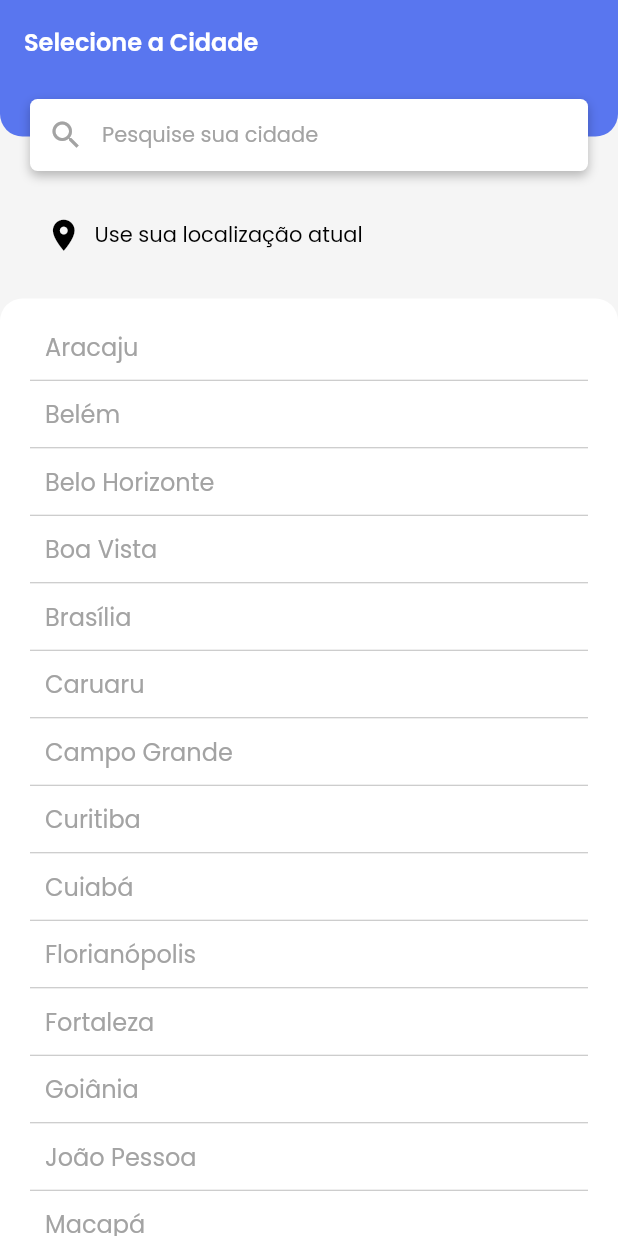
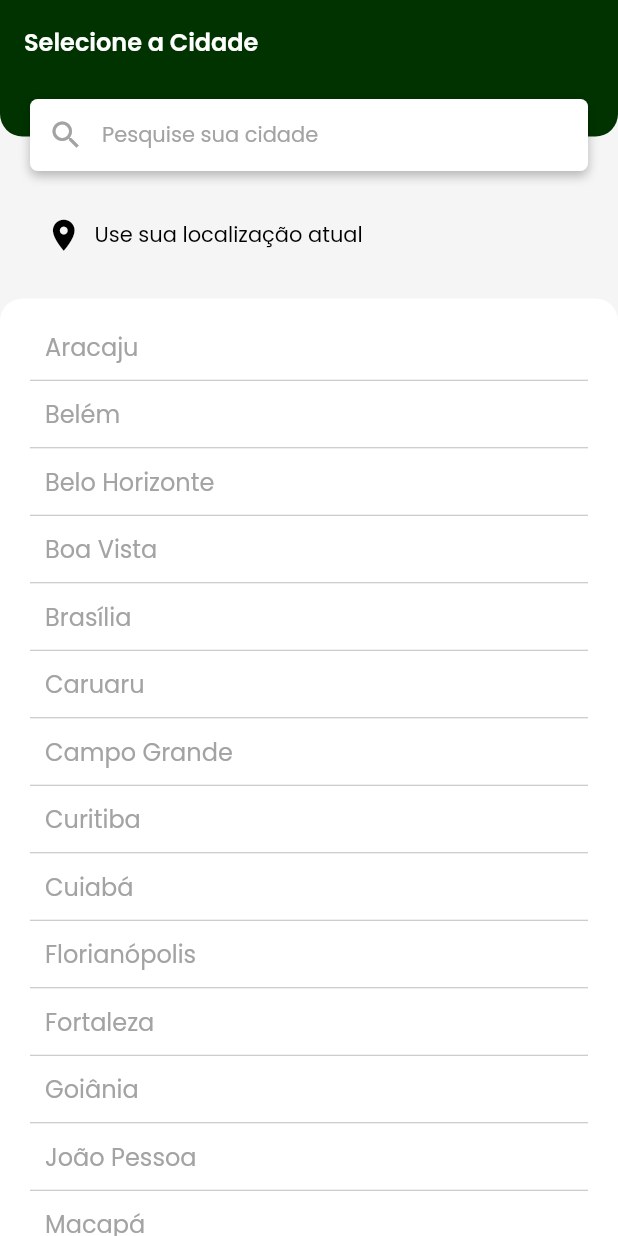
Before and after one commit to NR-Mech/mech_mobile, a Flutter app: the screen it shows after launch, on a phone screen of 412 x 824 dp. Run offline on Flutter 3.47's test engine with Material 3 defaults, Android fonts, the phone set to English and light mode, and no system bars; our stand-ins replace calendar_date_picker2, dotted_line, flutter_otp_text_field, flutter_rating_stars; missing offline and left inert: fl_country_code_picker.

Commit message:
style: cor primária alterada para o verde escuro

```diff
--- a/lib/common/color_extension.dart
+++ b/lib/common/color_extension.dart
@@ -3,7 +3,7 @@ import 'package:flutter/material.dart';
 import 'package:intl/intl.dart';
 
 class TColor {
-  static Color get primary => const Color(0xff5976EF);
+  static Color get primary => const Color(0xff003300);
   static Color get secondary => const Color(0xff3BB94F);
 
   static Color get primaryText => const Color(0xff666666);
```
